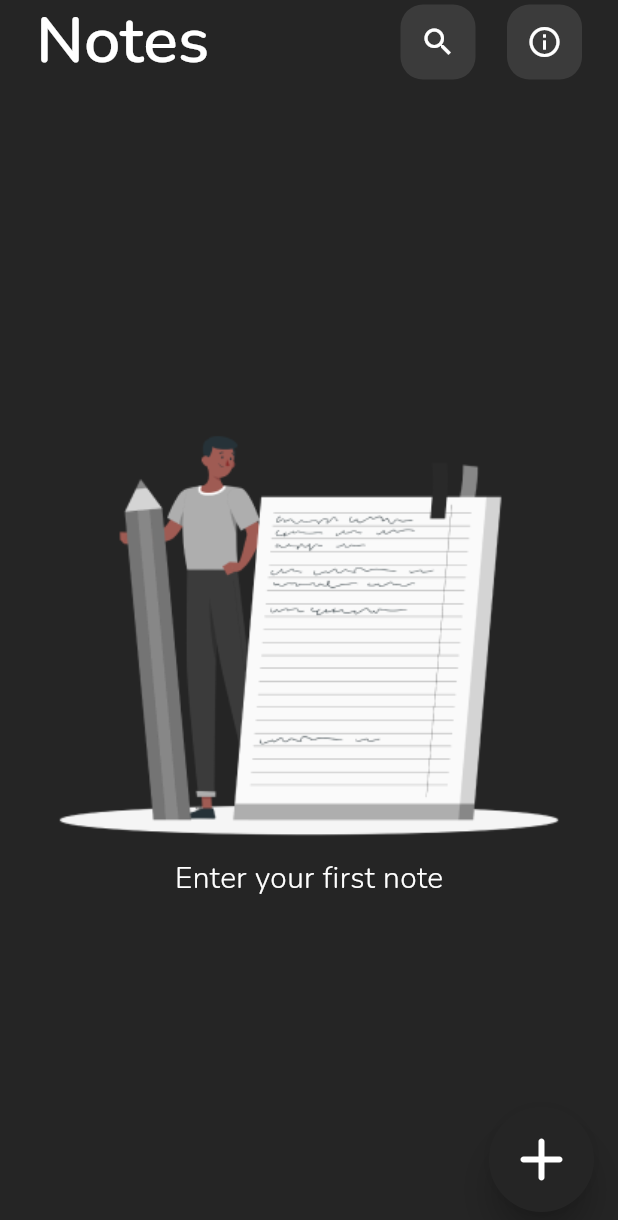
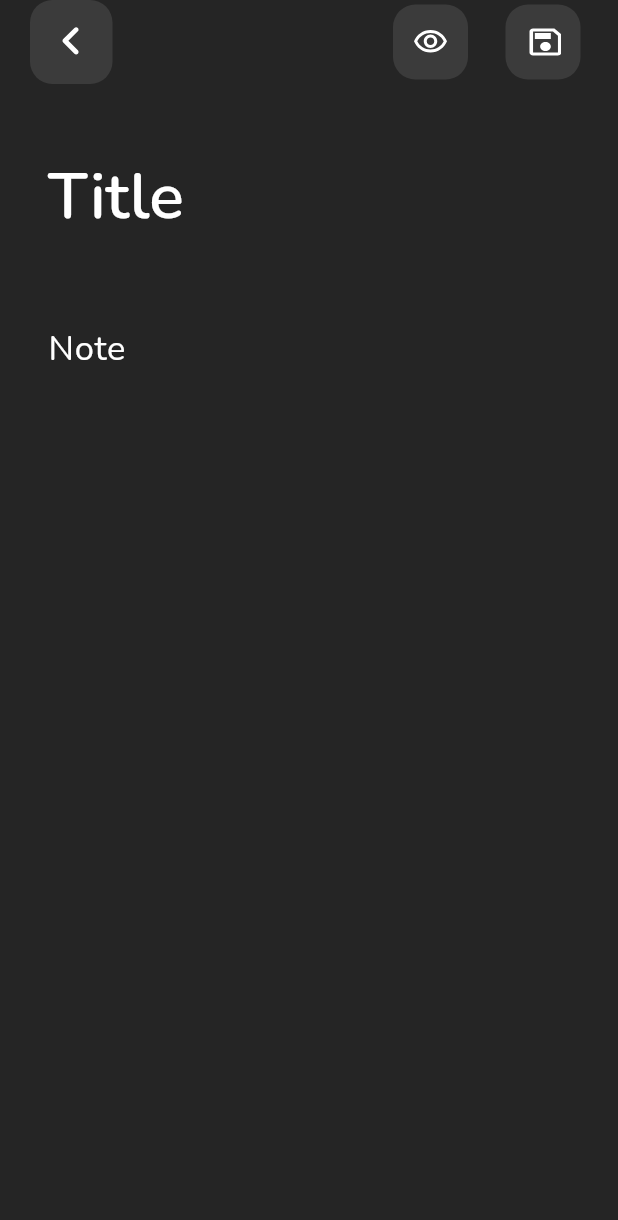
Before and after one commit to GDSC-USTOMB/innovate-mobile-challenge, a Flutter app: the HomeScreen screen opened by its route, after a tap on an icon or button, on a phone screen of 412 x 824 dp. Shown: the top 1220 px of the screen. Run offline on Flutter 3.47's test engine with Material 3 defaults, Android fonts, the phone set to English and light mode, and no system bars; our stand-ins replace flutter_svg, go_router, google_fonts.

Commit message:
add new note screen

```diff
--- a/lib/core/go_router.dart
+++ b/lib/core/go_router.dart
@@ -1,13 +1,22 @@
 import 'package:go_router/go_router.dart';
+import 'package:noteapp/screens/new_note_screen.dart';
 
 import '../screens/home_screen.dart';
 
 GoRouter appRouter = GoRouter(
-  initialLocation: '/HomeScreen',
+  initialLocation: '/',
   routes: [
+    GoRoute(
+      path: '/',
+      redirect: (_, __) => '/HomeScreen',
+    ),
     GoRoute(
       path: '/HomeScreen',
       builder: (context, state) => const HomeScreen(),
     ),
+    GoRoute(
+      path: '/NewNote',
+      builder: (context, state) => const NewNoteScreen(),
+    ),
   ],
 );
--- a/lib/screens/home_screen.dart
+++ b/lib/screens/home_screen.dart
@@ -1,5 +1,6 @@
 import 'package:flutter/material.dart';
 import 'package:flutter_svg/flutter_svg.dart';
+import 'package:go_router/go_router.dart';
 import 'package:noteapp/widgets/square_icon_button.dart';
 
 import 'about_dialog.dart';
@@ -42,7 +43,9 @@ class HomeScreen extends StatelessWidget {
         ),
       ),
       floatingActionButton: FloatingActionButton(
-        onPressed: () {},
+        onPressed: () {
+          context.push('/NewNote');
+        },
         child: SvgPicture.asset("assets/add.svg"),
       ),
     );
--- /dev/null
+++ b/lib/screens/new_note_screen.dart
@@ -0,0 +1,63 @@
+import 'package:flutter/material.dart';
+import 'package:flutter_svg/flutter_svg.dart';
+import 'package:go_router/go_router.dart';
+import 'package:noteapp/widgets/square_icon_button.dart';
+
+class NewNoteScreen extends StatelessWidget {
+  const NewNoteScreen({super.key});
+
+  @override
+  Widget build(BuildContext context) {
+    return Scaffold(
+      appBar: AppBar(
+        leadingWidth: 75,
+        leading: Padding(
+          padding: const EdgeInsets.only(left: 20),
+          child: SquareIconButton(
+            icon: SvgPicture.asset("assets/back.svg"),
+            onPressed: () => context.pop(),
+          ),
+        ),
+        actions: [
+          SquareIconButton(
+            icon: SvgPicture.asset("assets/visibility.svg"),
+            onPressed: () {},
+          ),
+          const SizedBox(width: 25),
+          SquareIconButton(
+            icon: SvgPicture.asset("assets/save.svg"),
+            onPressed: () {},
+          ),
+          const SizedBox(width: 25),
+        ],
+      ),
+      body: Container(
+        margin: const EdgeInsets.symmetric(horizontal: 32),
+        child: SingleChildScrollView(
+          child: Column(
+            children: <Widget>[
+              const SizedBox(height: 40),
+              TextField(
+                decoration: const InputDecoration(
+                  hintText: 'Title',
+                  border: InputBorder.none,
+                ),
+                maxLines: null,
+                style: Theme.of(context).textTheme.titleLarge,
+              ),
+              const SizedBox(height: 40),
+              TextField(
+                decoration: const InputDecoration(
+                  hintText: 'Note',
+                  border: InputBorder.none,
+                ),
+                style: Theme.of(context).textTheme.bodyLarge,
+                maxLines: null,
+              ),
+            ],
+          ),
+        ),
+      ),
+    );
+  }
+}
--- a/lib/theme.dart
+++ b/lib/theme.dart
@@ -15,6 +15,10 @@ final themeData = ThemeData(
     titleLarge: GoogleFonts.nunito(
       fontSize: 43,
       fontWeight: FontWeight.w600,
+    ),
+    bodyLarge: GoogleFonts.nunito(
+      fontSize: 23,
+      fontWeight: FontWeight.w400,
     ),
     bodyMedium: GoogleFonts.nunito(
       fontSize: 20,
```
Also changed, not shown: assets/back.svg (added), assets/save.svg (added), assets/visibility.svg (added).
